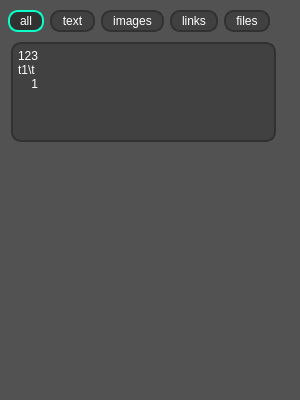
Before: the Qt Designer form interface/main.ui in PashaKopka/linux_bufer, drawn with Qt 5.
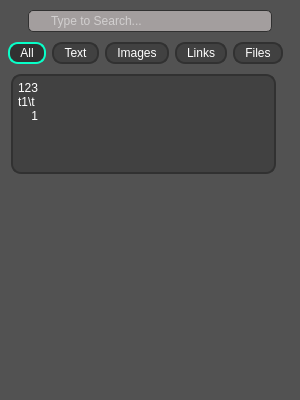
After: the same form once the commit is applied. Icons and pictures are not drawn.

The edit to the form file:
```diff
--- a/interface/main.ui
+++ b/interface/main.ui
@@ -75,6 +75,69 @@
       <property name="bottomMargin">
        <number>10</number>
       </property>
+      <item>
+       <layout class="QHBoxLayout" name="horizontalLayout">
+        <item>
+         <spacer name="horizontalSpacer">
+          <property name="orientation">
+           <enum>Qt::Horizontal</enum>
+          </property>
+          <property name="sizeHint" stdset="0">
+           <size>
+            <width>40</width>
+            <height>20</height>
+           </size>
+          </property>
+         </spacer>
+        </item>
+        <item>
+         <widget class="QLineEdit" name="searchbar">
+          <property name="styleSheet">
+           <string notr="true">QLineEdit {
+	background-color: #a39e9e;
+	border: 1px solid #313131;
+	border-radius: 5px;
+	width: 220px;
+	padding: 2 2 2 20;
+	color: #fff;
+	background-image: url('/home/pasha/coding/python/linux_bufer/sources/images/search.svg'); /* actual size, e.g. 16x16 */
+	background-repeat: no-repeat;
+	background-position: center left;
+}
+
+QLineEdit:focus {
+	border: 1px solid #08ffc8;
+}</string>
+          </property>
+          <property name="frame">
+           <bool>false</bool>
+          </property>
+          <property name="placeholderText">
+           <string>Type to Search...</string>
+          </property>
+          <property name="cursorMoveStyle">
+           <enum>Qt::LogicalMoveStyle</enum>
+          </property>
+          <property name="clearButtonEnabled">
+           <bool>false</bool>
+          </property>
+         </widget>
+        </item>
+        <item>
+         <spacer name="horizontalSpacer_2">
+          <property name="orientation">
+           <enum>Qt::Horizontal</enum>
+          </property>
+          <property name="sizeHint" stdset="0">
+           <size>
+            <width>40</width>
+            <height>20</height>
+           </size>
+          </property>
+         </spacer>
+        </item>
+       </layout>
+      </item>
       <item>
        <widget class="QTabWidget" name="tabWidget">
         <property name="styleSheet">
@@ -113,9 +176,21 @@
         <property name="currentIndex">
          <number>0</number>
         </property>
+        <property name="usesScrollButtons">
+         <bool>true</bool>
+        </property>
+        <property name="documentMode">
+         <bool>false</bool>
+        </property>
+        <property name="tabsClosable">
+         <bool>false</bool>
+        </property>
+        <property name="movable">
+         <bool>true</bool>
+        </property>
         <widget class="QWidget" name="all_unions">
          <attribute name="title">
-          <string>all</string>
+          <string>All</string>
          </attribute>
          <layout class="QVBoxLayout" name="verticalLayout">
           <property name="spacing">
@@ -177,7 +252,7 @@
                <x>0</x>
                <y>0</y>
                <width>290</width>
-               <height>345</height>
+               <height>308</height>
               </rect>
              </property>
              <layout class="QVBoxLayout" name="verticalLayout_2">
@@ -266,7 +341,7 @@
         </widget>
         <widget class="QWidget" name="text">
          <attribute name="title">
-          <string>text</string>
+          <string>Text</string>
          </attribute>
          <layout class="QVBoxLayout" name="verticalLayout_9">
           <property name="spacing">
@@ -368,7 +443,7 @@
         </widget>
         <widget class="QWidget" name="images">
          <attribute name="title">
-          <string>images</string>
+          <string>Images</string>
          </attribute>
          <layout class="QVBoxLayout" name="verticalLayout_10">
           <property name="spacing">
@@ -470,7 +545,7 @@
         </widget>
         <widget class="QWidget" name="links">
          <attribute name="title">
-          <string>links</string>
+          <string>Links</string>
          </attribute>
          <layout class="QVBoxLayout" name="verticalLayout_12">
           <property name="spacing">
@@ -572,7 +647,7 @@
         </widget>
         <widget class="QWidget" name="files">
          <attribute name="title">
-          <string>files</string>
+          <string>Files</string>
          </attribute>
          <layout class="QVBoxLayout" name="verticalLayout_14">
           <property name="spacing">
```
Left out of the diff: 8 changed lines with no effect on the pictures.
